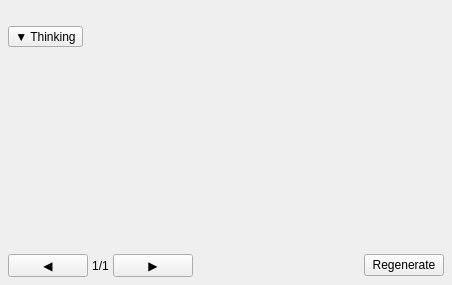
Iemand005/Singularity, file AIOneQTWidgets/messagewidget.ui: the form before one commit.
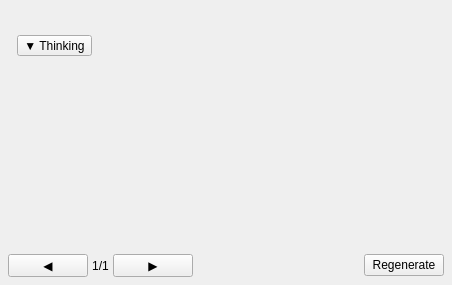
The form after the commit.

```diff
--- a/AIOneQTWidgets/messagewidget.ui
+++ b/AIOneQTWidgets/messagewidget.ui
@@ -47,6 +47,7 @@
     </layout>
    </item>
    <item>
+    <widget class="QWidget" name="thinkContainer">
     <layout class="QVBoxLayout" name="thinkLayout">
      <item>
       <widget class="QToolButton" name="thinkToggle">
@@ -100,6 +101,7 @@
       </widget>
      </item>
     </layout>
+    </widget>
    </item>
    <item>
     <layout class="QHBoxLayout" name="versionLayout">
```
Left out of the diff: 5 changed lines with no effect on the pictures. Lines whose indentation alone changed are shown as unchanged.
